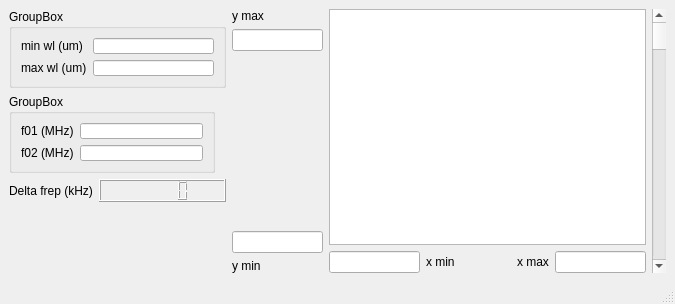
Before: the Qt Designer form Gui_DCS_Lockpoints.ui in peter-chang62/Microscope_Data_Analysis, drawn with Qt 5.
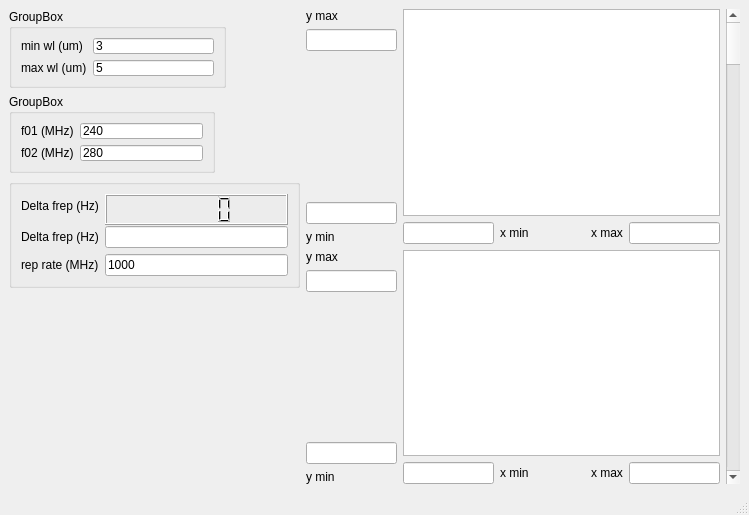
After: the same form once the commit is applied. Custom widgets are drawn as their Qt base class.

Diff of the .ui file:
```diff
--- a/Gui_DCS_Lockpoints.ui
+++ b/Gui_DCS_Lockpoints.ui
@@ -6,19 +6,17 @@
    <rect>
     <x>0</x>
     <y>0</y>
-    <width>675</width>
-    <height>304</height>
+    <width>749</width>
+    <height>515</height>
    </rect>
   </property>
   <property name="windowTitle">
    <string>MainWindow</string>
   </property>
   <widget class="QWidget" name="centralwidget">
-   <layout class="QGridLayout" name="gridLayout_4">
-    <item row="0" column="0">
-     <layout class="QHBoxLayout" name="horizontalLayout_2">
+   <layout class="QHBoxLayout" name="horizontalLayout_3">
       <item>
-       <layout class="QVBoxLayout" name="verticalLayout_5">
+     <layout class="QVBoxLayout" name="verticalLayout_6">
         <item>
          <widget class="QGroupBox" name="groupBox">
           <property name="maximumSize">
@@ -39,7 +37,11 @@
             </widget>
            </item>
            <item row="0" column="1">
-            <widget class="QLineEdit" name="le_min_wl"/>
+          <widget class="QLineEdit" name="le_min_wl">
+           <property name="text">
+            <string>3</string>
+           </property>
+          </widget>
            </item>
            <item row="1" column="0">
             <widget class="QLabel" name="label_2">
@@ -49,7 +51,11 @@
             </widget>
            </item>
            <item row="1" column="1">
-            <widget class="QLineEdit" name="le_max_wl"/>
+          <widget class="QLineEdit" name="le_max_wl">
+           <property name="text">
+            <string>5</string>
+           </property>
+          </widget>
            </item>
           </layout>
          </widget>
@@ -74,7 +80,11 @@
             </widget>
            </item>
            <item row="0" column="1">
-            <widget class="QLineEdit" name="le_f01"/>
+          <widget class="QLineEdit" name="le_f01">
+           <property name="text">
+            <string>240</string>
+           </property>
+          </widget>
            </item>
            <item row="1" column="0">
             <widget class="QLabel" name="label_10">
@@ -84,24 +94,85 @@
             </widget>
            </item>
            <item row="1" column="1">
-            <widget class="QLineEdit" name="le_f02"/>
+          <widget class="QLineEdit" name="le_f02">
+           <property name="text">
+            <string>280</string>
+           </property>
+          </widget>
            </item>
           </layout>
          </widget>
         </item>
+      <item>
+       <widget class="QGroupBox" name="groupBox">
+        <property name="minimumSize">
+         <size>
+          <width>291</width>
+          <height>81</height>
+         </size>
+        </property>
+        <property name="maximumSize">
+         <size>
+          <width>291</width>
+          <height>109</height>
+         </size>
+        </property>
+        <layout class="QVBoxLayout" name="verticalLayout_5">
         <item>
          <layout class="QFormLayout" name="formLayout">
           <item row="0" column="0">
            <widget class="QLabel" name="label_3">
             <property name="text">
-             <string>Delta frep (kHz)</string>
+              <string>Delta frep (Hz)</string>
             </property>
            </widget>
           </item>
           <item row="0" column="1">
-           <widget class="QLCDNumber" name="lcd"/>
-          </item>
-         </layout>
+            <widget class="QLCDNumber" name="lcd">
+             <property name="minimumSize">
+              <size>
+               <width>64</width>
+               <height>31</height>
+              </size>
+             </property>
+            </widget>
+           </item>
+          </layout>
+         </item>
+         <item>
+          <layout class="QFormLayout" name="formLayout_3">
+           <item row="0" column="0">
+            <widget class="QLabel" name="label_15">
+             <property name="text">
+              <string>Delta frep (Hz)</string>
+             </property>
+            </widget>
+           </item>
+           <item row="0" column="1">
+            <widget class="QLineEdit" name="le_dfrep"/>
+           </item>
+          </layout>
+         </item>
+         <item>
+          <layout class="QFormLayout" name="formLayout_2">
+           <item row="0" column="0">
+            <widget class="QLabel" name="label_4">
+             <property name="text">
+              <string>rep rate (MHz)</string>
+             </property>
+            </widget>
+           </item>
+           <item row="0" column="1">
+            <widget class="QLineEdit" name="le_rep_rate">
+             <property name="text">
+              <string>1000</string>
+             </property>
+            </widget>
+           </item>
+          </layout>
+         </item>
+        </layout>
+       </widget>
         </item>
         <item>
          <spacer name="verticalSpacer_2">
@@ -119,6 +190,8 @@
        </layout>
       </item>
       <item>
+     <layout class="QVBoxLayout" name="verticalLayout_11">
+      <item>
        <layout class="QGridLayout" name="gridLayout">
         <item row="0" column="0">
          <layout class="QVBoxLayout" name="verticalLayout_4">
@@ -240,6 +313,129 @@
        </layout>
       </item>
       <item>
+       <layout class="QGridLayout" name="gridLayout_4">
+        <item row="0" column="0">
+         <layout class="QVBoxLayout" name="verticalLayout_7">
+          <item>
+           <layout class="QVBoxLayout" name="verticalLayout_8">
+            <item>
+             <widget class="QLabel" name="label_11">
+              <property name="text">
+               <string>y max</string>
+              </property>
+             </widget>
+            </item>
+            <item>
+             <widget class="QLineEdit" name="le_ymax_2">
+              <property name="maximumSize">
+               <size>
+                <width>91</width>
+                <height>16777215</height>
+               </size>
+              </property>
+             </widget>
+            </item>
+           </layout>
+          </item>
+          <item>
+           <spacer name="verticalSpacer_3">
+            <property name="orientation">
+             <enum>Qt::Vertical</enum>
+            </property>
+            <property name="sizeHint" stdset="0">
+             <size>
+              <width>20</width>
+              <height>40</height>
+             </size>
+            </property>
+           </spacer>
+          </item>
+          <item>
+           <layout class="QVBoxLayout" name="verticalLayout_9">
+            <item>
+             <widget class="QLineEdit" name="le_ymin_2">
+              <property name="maximumSize">
+               <size>
+                <width>91</width>
+                <height>16777215</height>
+               </size>
+              </property>
+             </widget>
+            </item>
+            <item>
+             <widget class="QLabel" name="label_12">
+              <property name="text">
+               <string>y min</string>
+              </property>
+             </widget>
+            </item>
+           </layout>
+          </item>
+         </layout>
+        </item>
+        <item row="0" column="1">
+         <layout class="QVBoxLayout" name="verticalLayout_10">
+          <item>
+           <widget class="PlotWidget" name="gv_2"/>
+          </item>
+          <item>
+           <layout class="QHBoxLayout" name="horizontalLayout_2">
+            <item>
+             <widget class="QLineEdit" name="le_xmin_2">
+              <property name="maximumSize">
+               <size>
+                <width>91</width>
+                <height>16777215</height>
+               </size>
+              </property>
+             </widget>
+            </item>
+            <item>
+             <widget class="QLabel" name="label_13">
+              <property name="text">
+               <string>x min</string>
+              </property>
+             </widget>
+            </item>
+            <item>
+             <spacer name="horizontalSpacer_2">
+              <property name="orientation">
+               <enum>Qt::Horizontal</enum>
+              </property>
+              <property name="sizeHint" stdset="0">
+               <size>
+                <width>40</width>
+                <height>20</height>
+               </size>
+              </property>
+             </spacer>
+            </item>
+            <item>
+             <widget class="QLabel" name="label_14">
+              <property name="text">
+               <string>x max</string>
+              </property>
+             </widget>
+            </item>
+            <item>
+             <widget class="QLineEdit" name="le_xmax_2">
+              <property name="maximumSize">
+               <size>
+                <width>91</width>
+                <height>16777215</height>
+               </size>
+              </property>
+             </widget>
+            </item>
+           </layout>
+          </item>
+         </layout>
+        </item>
+       </layout>
+      </item>
+     </layout>
+    </item>
+    <item>
        <widget class="QScrollBar" name="verticalScrollBar">
         <property name="orientation">
          <enum>Qt::Vertical</enum>
@@ -247,8 +443,6 @@
        </widget>
       </item>
      </layout>
-    </item>
-   </layout>
   </widget>
   <widget class="QMenuBar" name="menubar">
    <property name="geometry">
```
Left out of the diff: 2 changed lines with no effect on the pictures. Lines whose indentation alone changed are shown as unchanged.
